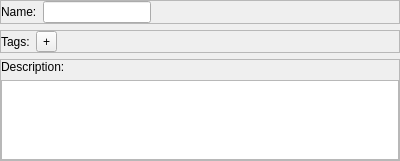
Before: the Qt Designer form superscore/ui/name_desc_tags_widget.ui in pcdshub/superscore, drawn with Qt 5.
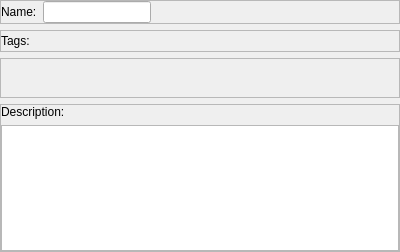
After: the same form once the commit is applied.

The edit to the form file:
```diff
--- a/superscore/ui/name_desc_tags_widget.ui
+++ b/superscore/ui/name_desc_tags_widget.ui
@@ -7,7 +7,7 @@
     <x>0</x>
     <y>0</y>
     <width>400</width>
-    <height>161</height>
+    <height>252</height>
    </rect>
   </property>
   <property name="windowTitle">
@@ -139,13 +139,6 @@
       <item>
        <layout class="QHBoxLayout" name="tags_content"/>
       </item>
-      <item>
-       <widget class="QToolButton" name="add_tag_button">
-        <property name="text">
-         <string>+</string>
-        </property>
-       </widget>
-      </item>
       <item>
        <spacer name="horizontalSpacer">
         <property name="orientation">
@@ -162,6 +155,31 @@
      </layout>
     </widget>
    </item>
+   <item>
+    <widget class="QFrame" name="tags_input_field">
+     <property name="frameShape">
+      <enum>QFrame::StyledPanel</enum>
+     </property>
+     <property name="frameShadow">
+      <enum>QFrame::Raised</enum>
+     </property>
+     <layout class="QHBoxLayout" name="tags_input">
+      <item>
+       <spacer name="tags_input_horizontalSpacer">
+        <property name="orientation">
+         <enum>Qt::Horizontal</enum>
+        </property>
+        <property name="sizeHint" stdset="0">
+         <size>
+          <width>371</width>
+          <height>20</height>
+         </size>
+        </property>
+       </spacer>
+      </item>
+     </layout>
+    </widget>
+   </item>
    <item>
     <widget class="QFrame" name="desc_frame">
      <property name="frameShape">
```
